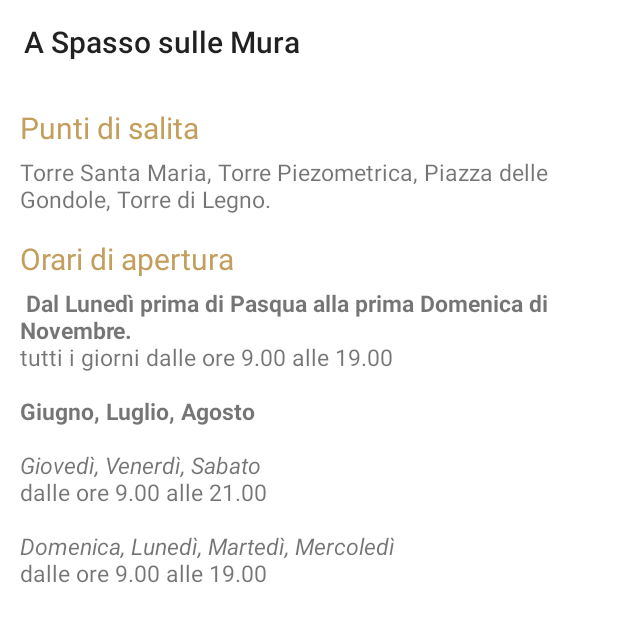
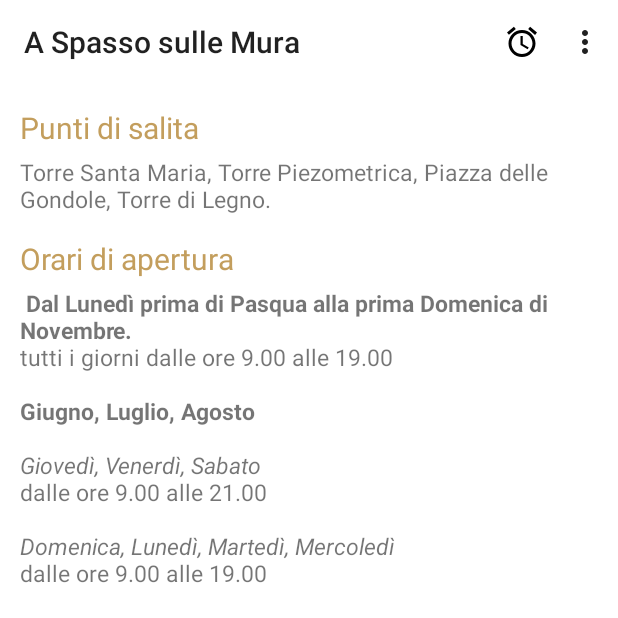
Before and after one commit to FCatinella/A_spasso_sulle_mura, an Android app: the screen it shows after launch (MainActivity), on a phone screen of 412 x 824 dp, the top half of it. Run offline under Robolectric (Android 15) with nearby library versions, the light colour scheme and no system bars; 7 statements that could not run were skipped.

Commit message:
Aggiunta bozza degli allarmi

```diff
--- a/app/build.gradle
+++ b/app/build.gradle
@@ -24,12 +24,12 @@ android {
 
 dependencies {
     implementation fileTree(dir: 'libs', include: ['*.jar'])
-    implementation"org.jetbrains.kotlin:kotlin-stdlib-jre7:$kotlin_version"
+    implementation "org.jetbrains.kotlin:kotlin-stdlib-jre7:$kotlin_version"
     implementation 'com.android.support:appcompat-v7:27.1.1'
     implementation 'com.android.support:design:27.1.1'
     implementation 'com.android.support.constraint:constraint-layout:1.1.1'
     testImplementation 'junit:junit:4.12'
     androidTestImplementation 'com.android.support.test:runner:1.0.2'
     androidTestImplementation 'com.android.support.test.espresso:espresso-core:3.0.2'
-    api files ('libs/YouTubeAndroidPlayerApi.jar')
+    api files('libs/YouTubeAndroidPlayerApi.jar')
 }
--- a/app/src/main/java/com/example/fabio/aspassosullemura/MainActivity.kt
+++ b/app/src/main/java/com/example/fabio/aspassosullemura/MainActivity.kt
@@ -16,6 +16,8 @@ import android.support.v4.view.ViewPager
 import android.support.v7.app.ActionBar
 import android.support.v7.app.AppCompatActivity
 import android.support.v7.appcompat.R.id.action_bar_title
+import android.view.Menu
+import android.view.MenuItem
 import android.view.View
 import android.view.ViewGroup
 import com.google.android.youtube.player.YouTubeInitializationResult
@@ -191,8 +193,24 @@ class MainActivity : AppCompatActivity(), YouTubePlayer.OnInitializedListener {
         //inizializzo il fragment usando la api key
         val frag = supportFragmentManager.findFragmentById(R.id.youtubeplayer) as YouTubePlayerSupportFragment
         frag.initialize("AIzaSyC6q0mq5it6hcS03_X1dThbl525KvNwXxI", this) // dove this è inteso per YouTubePlayer.OnInitializedListener
+        //-------------------------------
 
     }
 
 
+    override fun onCreateOptionsMenu(menu: Menu?): Boolean {
+        val mi = menuInflater?.inflate(R.menu.home_menu,menu)
+        return super.onCreateOptionsMenu(menu)
+    }
+
+    override fun onOptionsItemSelected(item: MenuItem?): Boolean {
+        when(item?.itemId) {
+            R.id.alarm_home -> {
+                val intent = Intent(applicationContext, AlarmActivity::class.java)
+                startActivity(intent)
+            }
+        }
+        return super.onOptionsItemSelected(item)
+    }
+
 }
--- /dev/null
+++ b/app/src/main/res/drawable/ic_access_alarm_black_24dp.xml
@@ -0,0 +1,9 @@
+<vector xmlns:android="http://schemas.android.com/apk/res/android"
+        android:width="24dp"
+        android:height="24dp"
+        android:viewportWidth="24.0"
+        android:viewportHeight="24.0">
+    <path
+        android:fillColor="#FF000000"
+        android:pathData="M22,5.72l-4.6,-3.86 -1.29,1.53 4.6,3.86L22,5.72zM7.88,3.39L6.6,1.86 2,5.71l1.29,1.53 4.59,-3.85zM12.5,8L11,8v6l4.75,2.85 0.75,-1.23 -4,-2.37L12.5,8zM12,4c-4.97,0 -9,4.03 -9,9s4.02,9 9,9c4.97,0 9,-4.03 9,-9s-4.03,-9 -9,-9zM12,20c-3.87,0 -7,-3.13 -7,-7s3.13,-7 7,-7 7,3.13 7,7 -3.13,7 -7,7z"/>
+</vector>
--- /dev/null
+++ b/app/src/main/res/drawable/ic_add_white_24dp.xml
@@ -0,0 +1,5 @@
+<vector android:height="24dp" android:tint="#FFFFFF"
+    android:viewportHeight="24.0" android:viewportWidth="24.0"
+    android:width="24dp" xmlns:android="http://schemas.android.com/apk/res/android">
+    <path android:fillColor="#FF000000" android:pathData="M19,13h-6v6h-2v-6H5v-2h6V5h2v6h6v2z"/>
+</vector>
--- /dev/null
+++ b/app/src/main/res/menu/home_menu.xml
@@ -0,0 +1,20 @@
+<?xml version="1.0" encoding="utf-8"?>
+<menu xmlns:android="http://schemas.android.com/apk/res/android"
+    xmlns:app="http://schemas.android.com/apk/res-auto">
+
+        <item
+            android:id="@+id/alarm_home"
+            android:icon="@drawable/ic_access_alarm_black_24dp"
+            android:title="Allarmi"
+            app:showAsAction="always"/>
+
+        <item
+            android:id="@+id/lang_home"
+            android:icon="@drawable/ic_dashboard_black_24dp"
+            android:title="Lingua" />
+
+       <item
+            android:id="@+id/settings_home"
+            android:icon="@drawable/ic_info_black_24dp"
+            android:title="Impostazioni" />
+</menu>
```
Also changed, not shown: app/src/main/AndroidManifest.xml (+5 -4 lines), app/src/main/java/com/example/fabio/aspassosullemura/AlarmActivity.kt (added, +54 -0 lines), app/src/main/java/com/example/fabio/aspassosullemura/Monu_detailsActivity.kt (+6 -11 lines), app/src/main/res/layout/activity_alarm.xml (added, +20 -0 lines), app/src/main/res/layout/timepicker_layout.xml (added, +12 -0 lines).
